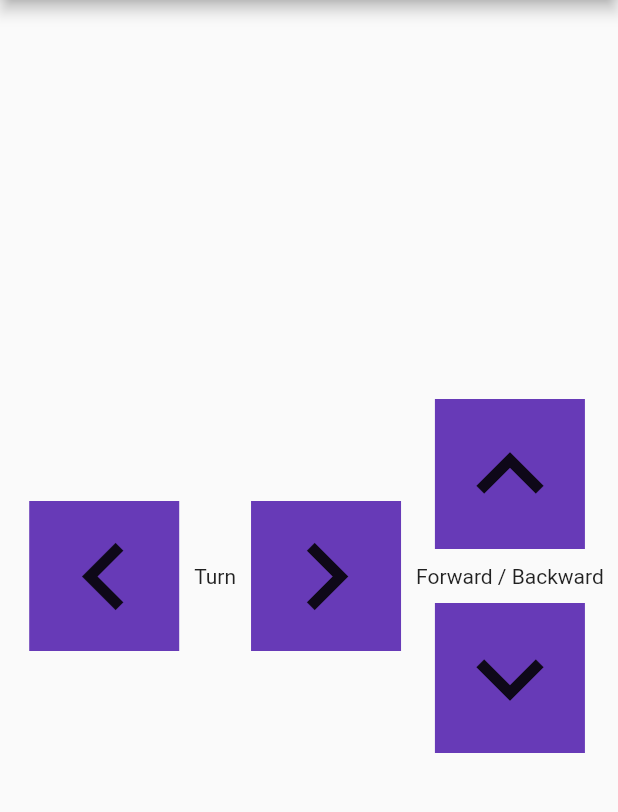
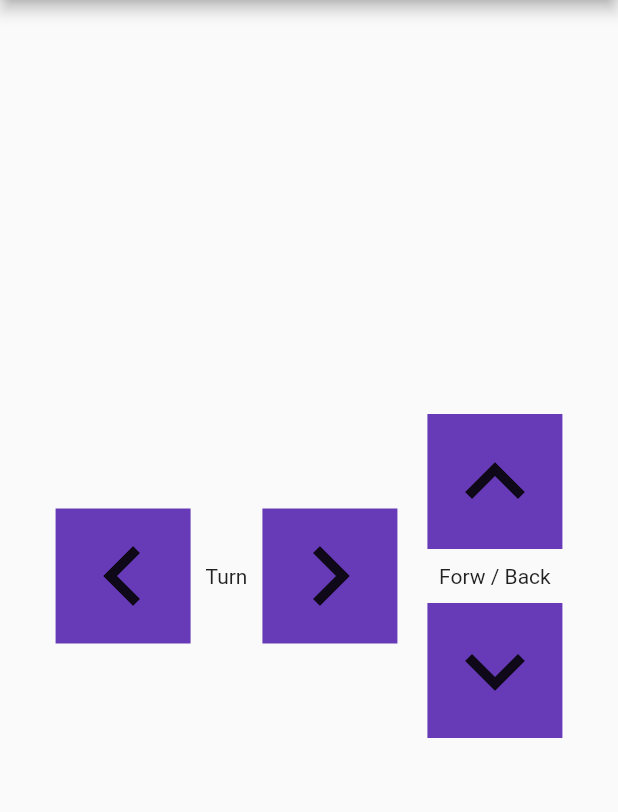
Before and after one commit to MGallivan00/EGEN_310, a Flutter app: the screen it shows after launch, on a phone screen of 412 x 824 dp, the part 84-896 px from its top. Run offline on Flutter 3.47's test engine with Material 2 defaults, Android fonts, the phone set to English and light mode, and no system bars; missing offline and left inert: easy_udp.

```diff
--- a/lib/main.dart
+++ b/lib/main.dart
@@ -1,7 +1,8 @@
+import 'dart:io';
+
 import 'package:flutter/cupertino.dart';
 import 'package:flutter/material.dart';
 import 'user_interface.dart';
-
 void main() => runApp(MyApp());
 
 class MyApp extends StatelessWidget {
@@ -65,6 +66,7 @@ class _MyHomePageState extends State<MyHomePage> {
         // the App.build method, and use it to set our appbar title.
         title: Text(widget.title),
         centerTitle: true,
+
       ),
       // Following code help with source : https://www.youtube.com/watch?v=pTJJsmejUOQ
       body: Row(
@@ -75,14 +77,14 @@ class _MyHomePageState extends State<MyHomePage> {
           _leftButton = UserInterface(
               MainAxisAlignment.center, // Create the left button
               CrossAxisAlignment.end,
-              "turn Left",
+              "left",
               Icons.keyboard_arrow_left),
           Text('Turn'),
 
           _rightButton = UserInterface(
               MainAxisAlignment.center, // Create the turn right button
               CrossAxisAlignment.end,
-              "turn Right",
+              "right",
               Icons.keyboard_arrow_right),
 
           Column( // Column for forward / Backward movement
@@ -92,15 +94,15 @@ class _MyHomePageState extends State<MyHomePage> {
                 _forwardButton = UserInterface( // Create the forward button
                     MainAxisAlignment.center,
                     CrossAxisAlignment.end,
-                    "Move Forward",
+                    "forward",
                     Icons.keyboard_arrow_up),
-                Text('Forward / Backward'),
+                Text('Forw / Back'),
 
                 _backwardButton = UserInterface(// Create the turn backward button
 
                     MainAxisAlignment.center,
                     CrossAxisAlignment.end,
-                    "Move Backward",
+                    "backward",
                     Icons.keyboard_arrow_down),
               ]),
 
@@ -109,4 +111,6 @@ class _MyHomePageState extends State<MyHomePage> {
       ),
     );
   }
-}
+
+
+  }
--- a/pubspec.yaml
+++ b/pubspec.yaml
@@ -17,6 +17,8 @@ environment:
   sdk: ">=2.1.0 <3.0.0"
 
 dependencies:
+  easy_udp: ^1.2.0
+
   flutter:
     sdk: flutter
 
```
Also changed, not shown: lib/user_interface.dart (+26 -6 lines), pubspec.lock, 3 other files.
